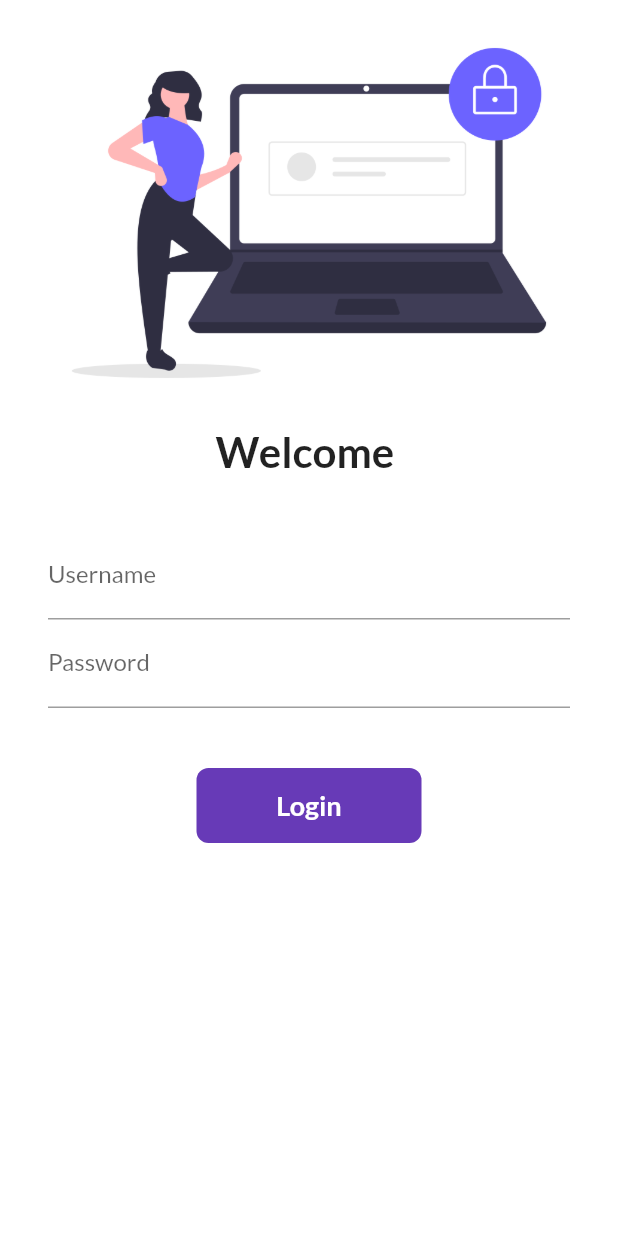
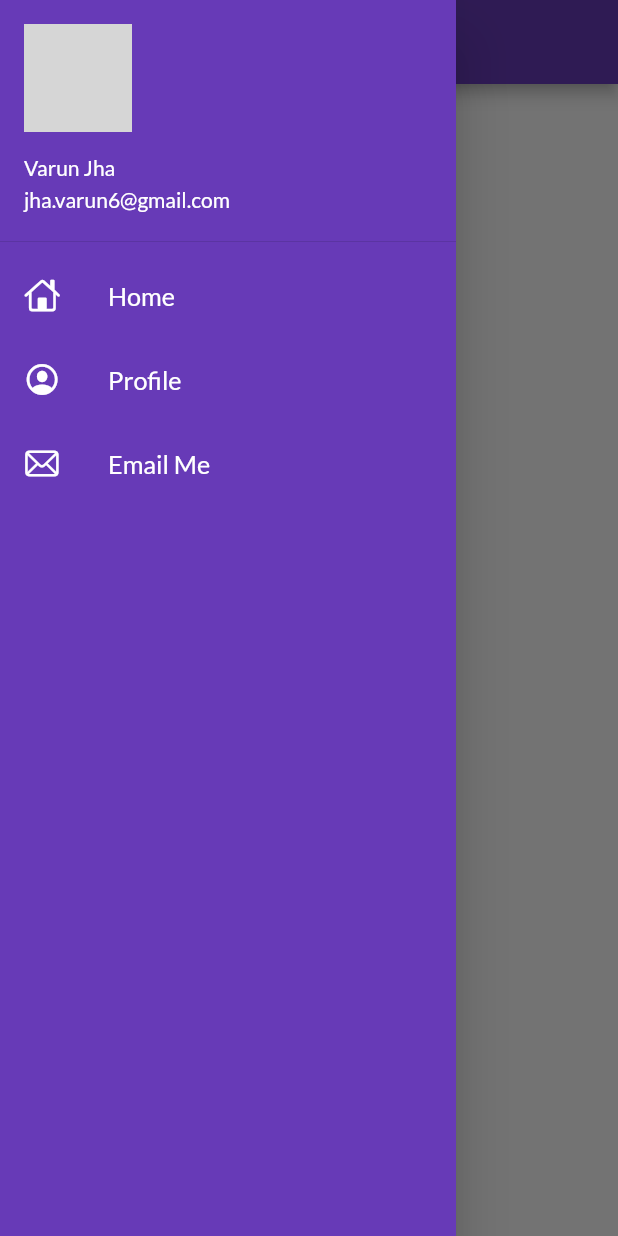
Before and after one commit to varunvjha/flutter_catalog, a Flutter app: the screen it shows after launch, with the side drawer open (before the commit the screen has no drawer), on a phone screen of 412 x 824 dp. Run offline on Flutter 3.47's test engine with Material 2 defaults, Android fonts, the phone set to English and light mode, and no system bars; our stand-ins replace google_fonts; network calls fail; grey boxes are pictures that could not be loaded.

Commit message:
Created design for drawer

```diff
--- a/lib/main.dart
+++ b/lib/main.dart
@@ -20,6 +20,7 @@ class MyApp extends StatelessWidget {
         primarySwatch: Colors.deepPurple,
         fontFamily: GoogleFonts.lato().fontFamily,
       ),
+      initialRoute: MyRoutes.homeRoute,
       routes: {
         "/": (context) => LoginPage(),
         MyRoutes.homeRoute: (context) => HomePage(),
--- a/lib/pages/home_page.dart
+++ b/lib/pages/home_page.dart
@@ -1,4 +1,5 @@
 import 'package:flutter/material.dart';
+import 'package:flutter_catalog/widgets/drawer.dart';
 
 class HomePage extends StatelessWidget {
   int days = 30;
@@ -10,7 +11,7 @@ class HomePage extends StatelessWidget {
         title: Text("Catalog App"),
       ),
       body: Center(child: Container(child: Text("Hello World"))),
-      drawer: Drawer(),
+      drawer: MyDrawer(),
     );
   }
 }
--- /dev/null
+++ b/lib/widgets/drawer.dart
@@ -0,0 +1,62 @@
+import 'package:flutter/cupertino.dart';
+import 'package:flutter/material.dart';
+
+class MyDrawer extends StatelessWidget {
+  @override
+  Widget build(BuildContext context) {
+    final imageUrl =
+        "https://avatars1.githubusercontent.com/u/60656060?s=400&u=20e1aa0e8535c482604c28887d9ace7980c26e57&v=4";
+    return Drawer(
+      child: Container(
+        color: Colors.deepPurple,
+        child: ListView(
+          children: [
+            DrawerHeader(
+                padding: EdgeInsets.zero,
+                child: UserAccountsDrawerHeader(
+                  margin: EdgeInsets.zero,
+                  accountName: Text("Varun Jha"),
+                  accountEmail: Text("jha.varun6@gmail.com"),
+                  currentAccountPicture: CircleAvatar(
+                    backgroundImage: NetworkImage(imageUrl),
+                  ),
+                )),
+            ListTile(
+              leading: Icon(
+                CupertinoIcons.home,
+                color: Colors.white,
+              ),
+              title: Text(
+                "Home",
+                textScaleFactor: 1.2,
+                style: TextStyle(color: Colors.white),
+              ),
+            ),
+            ListTile(
+              leading: Icon(
+                CupertinoIcons.profile_circled,
+                color: Colors.white,
+              ),
+              title: Text(
+                "Profile",
+                textScaleFactor: 1.2,
+                style: TextStyle(color: Colors.white),
+              ),
+            ),
+            ListTile(
+              leading: Icon(
+                CupertinoIcons.mail,
+                color: Colors.white,
+              ),
+              title: Text(
+                "Email Me",
+                textScaleFactor: 1.2,
+                style: TextStyle(color: Colors.white),
+              ),
+            )
+          ],
+        ),
+      ),
+    );
+  }
+}
```
Also changed, not shown: lib/pages/login_page.dart (+38 -22 lines), 1 other file.
